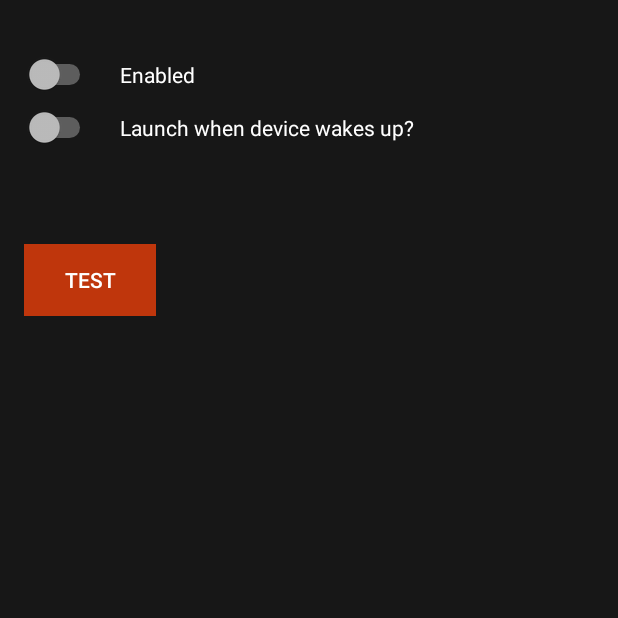
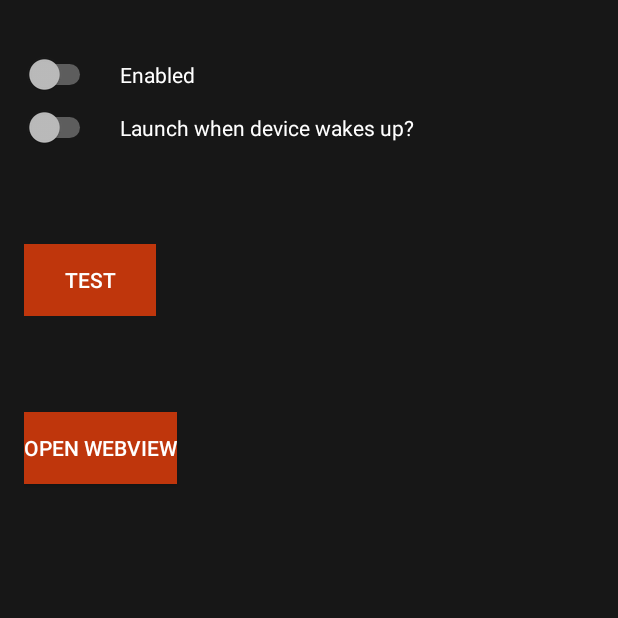
Before and after one commit to dhameliyadharmesh/AndroidTVApp-Upgraded, an Android app: the screen it shows after launch (MainActivity), on a phone screen of 412 x 824 dp, the top half of it. Run offline under Robolectric (Android 15) with nearby library versions, the phone set to English and light mode, and no system bars; libraries missing offline, so code that uses them is left out: com.felkertech.settingsmanager; 7 statements that could not run were skipped.

```diff
--- a/app/src/main/res/layout/activity_main.xml
+++ b/app/src/main/res/layout/activity_main.xml
@@ -104,5 +104,14 @@
             android:layout_below="@id/text_package_name"
             android:layout_marginTop="64dp"
             android:layout_height="wrap_content" />
+
+        <Button
+            android:layout_width="wrap_content"
+            android:text="Open WebView"
+            android:id="@+id/button_webview"
+            android:background="@color/colorPrimaryDark"
+            android:layout_below="@id/button_test"
+            android:layout_marginTop="64dp"
+            android:layout_height="wrap_content" />
     </RelativeLayout>
 </RelativeLayout>
```
Also changed, not shown: 19 other files.
